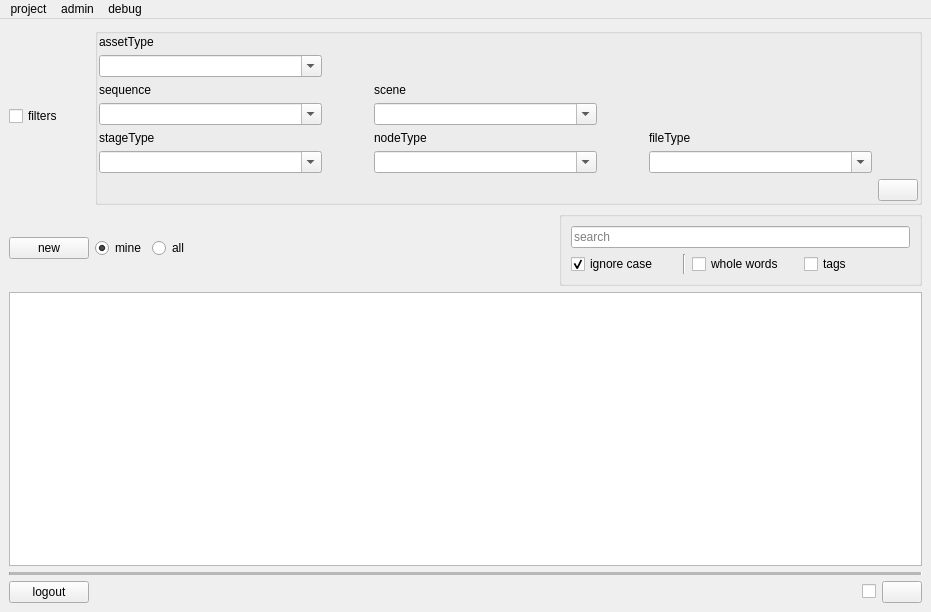
First picture: the form in rbhusUI/lib/rbhusPipeMainMod.ui, repository aumanimationstudios/rbhus, before the edit.
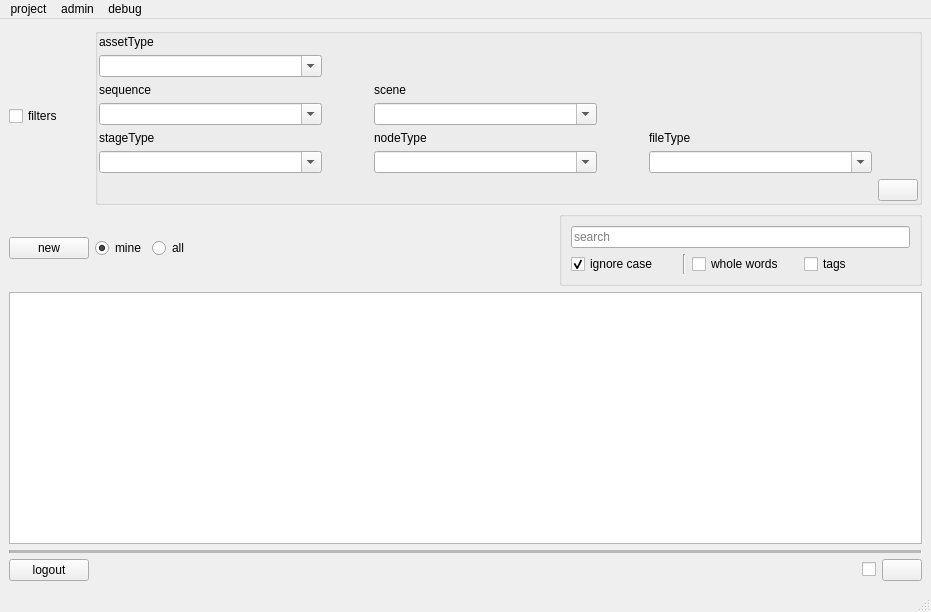
Second picture: the form after the edit.

Diff of the .ui file:
```diff
--- a/rbhusUI/lib/rbhusPipeMainMod.ui
+++ b/rbhusUI/lib/rbhusPipeMainMod.ui
@@ -669,6 +669,7 @@
    <addaction name="menuAdmin"/>
    <addaction name="menuDebug"/>
   </widget>
+  <widget class="QStatusBar" name="statusBar"/>
   <action name="actionMine">
    <property name="text">
     <string>mine</string>
```
